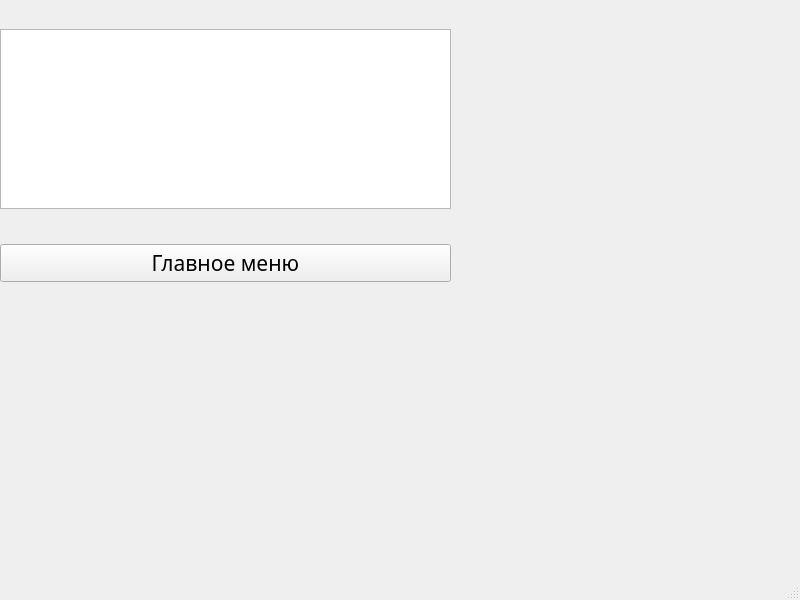
Old version of the form CourseWork/cpm_end.ui in the repository Daria2001/Course_Work_TP.
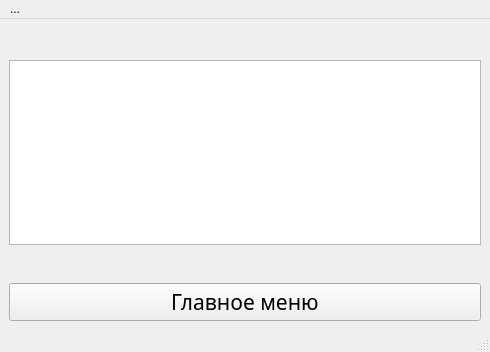
New version of the form.

What changed in the file:
```diff
--- a/CourseWork/cpm_end.ui
+++ b/CourseWork/cpm_end.ui
@@ -6,23 +6,20 @@
    <rect>
     <x>0</x>
     <y>0</y>
-    <width>800</width>
-    <height>600</height>
+    <width>490</width>
+    <height>352</height>
    </rect>
   </property>
+  <property name="sizePolicy">
+   <sizepolicy hsizetype="Expanding" vsizetype="Expanding">
+    <horstretch>0</horstretch>
+    <verstretch>0</verstretch>
+   </sizepolicy>
+  </property>
   <property name="windowTitle">
    <string>MainWindow</string>
   </property>
   <widget class="QWidget" name="centralwidget">
-   <widget class="QWidget" name="verticalLayoutWidget">
-    <property name="geometry">
-     <rect>
-      <x>0</x>
-      <y>0</y>
-      <width>451</width>
-      <height>311</height>
-     </rect>
-    </property>
     <layout class="QVBoxLayout" name="verticalLayout">
      <item>
       <spacer name="verticalSpacer">
@@ -80,42 +77,29 @@
        <property name="text">
         <string>Главное меню</string>
        </property>
-       <property name="iconSize">
-        <size>
-         <width>16</width>
-         <height>16</height>
-        </size>
-       </property>
-      </widget>
-     </item>
-     <item>
-      <spacer name="verticalSpacer_4">
-       <property name="orientation">
-        <enum>Qt::Vertical</enum>
-       </property>
-       <property name="sizeType">
-        <enum>QSizePolicy::Preferred</enum>
-       </property>
-       <property name="sizeHint" stdset="0">
-        <size>
-         <width>20</width>
-         <height>40</height>
-        </size>
-       </property>
-      </spacer>
-     </item>
-    </layout>
-   </widget>
-  </widget>
+     </widget>
+    </item>
+   </layout>
+  </widget>
   <widget class="QMenuBar" name="menubar">
    <property name="geometry">
     <rect>
      <x>0</x>
      <y>0</y>
-     <width>800</width>
+     <width>490</width>
      <height>21</height>
     </rect>
    </property>
+   <widget class="QMenu" name="menu">
+    <property name="title">
+     <string>...</string>
+    </property>
+    <addaction name="separator"/>
+    <addaction name="separator"/>
+    <addaction name="action_3"/>
+    <addaction name="action_4"/>
+   </widget>
+   <addaction name="menu"/>
   </widget>
   <widget class="QStatusBar" name="statusbar"/>
  </widget>
```
Left out of the diff: 14 changed lines with no effect on the pictures. Lines whose indentation alone changed are shown as unchanged.
